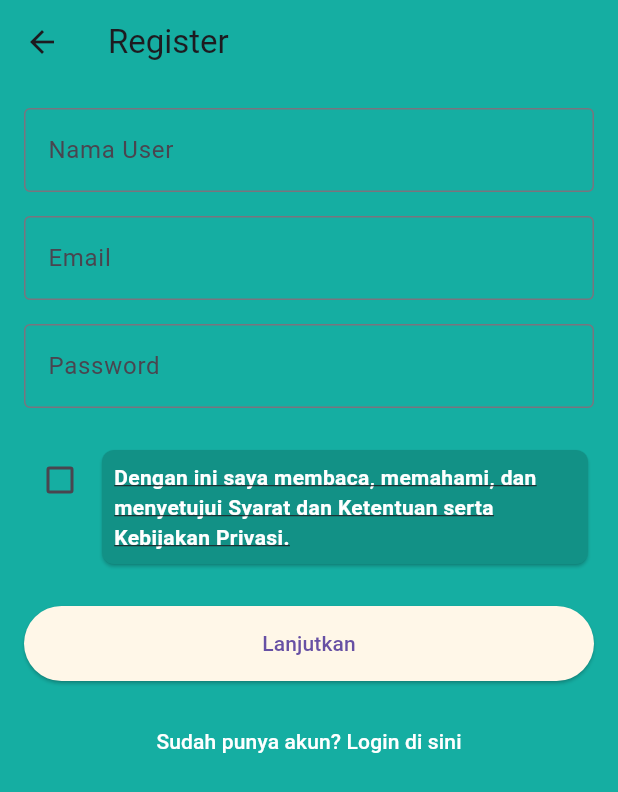
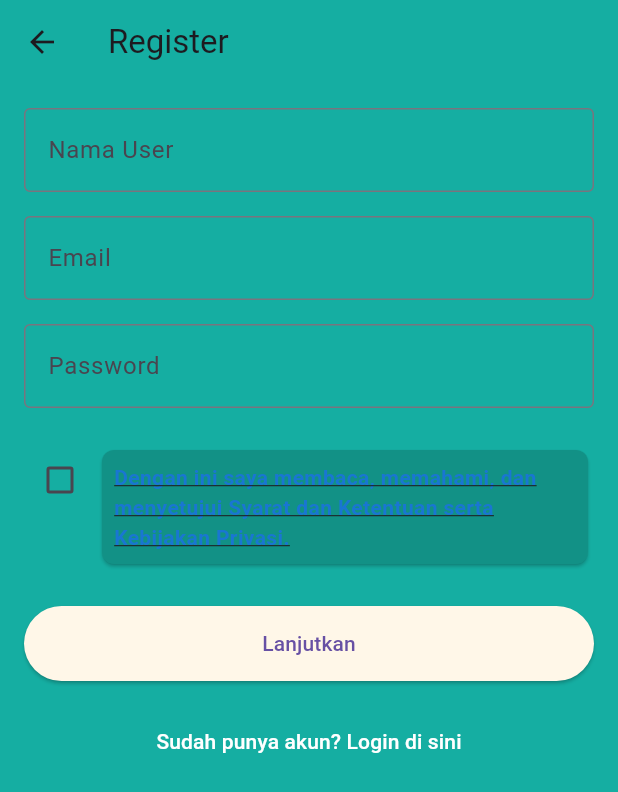
Before and after one commit to Kamiko0714/voltnesia_frontend, a Flutter app: the RegisterPage screen opened directly, on a phone screen of 412 x 824 dp. Shown: the top 792 px of the screen. Run offline on Flutter 3.47's test engine with Material 3 defaults, Android fonts, the phone set to English and light mode, and no system bars; our stand-ins replace dio, fl_chart, flutter_local_notifications, flutter_timezone, get, permission_handler and 2 more; network calls fail.

Commit message:
register revisi 2

```diff
--- a/lib/login/register.dart
+++ b/lib/login/register.dart
@@ -150,7 +150,7 @@ Row(
               style: TextStyle(
                 fontSize: 14.0,
                 fontWeight: FontWeight.bold,
-                color: Colors.white, // Warna teks
+                color: Colors.blue[700], // Warna teks
                 decoration: TextDecoration.underline,
               ),
             ),
```
